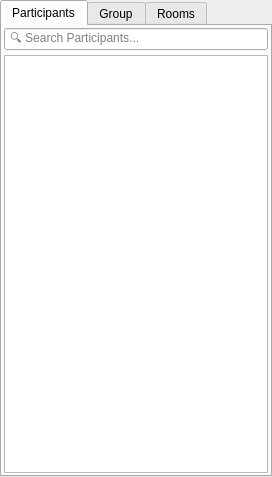
The window that src/window/ChatWindow/chatdialog.ui (poovarasanvasudevan/media-server-desktop) describes before a commit, drawn with Qt 5.
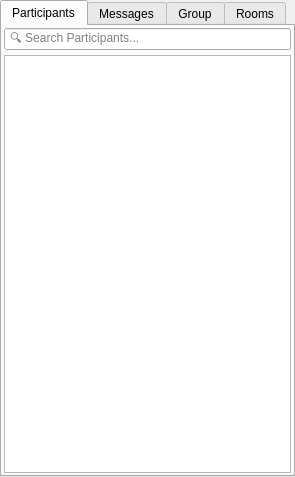
The same window after the commit. The open tabs and pages were chosen to show the change.

Commit message: static chat window fix

What changed in the file:
```diff
--- a/src/window/ChatWindow/chatdialog.ui
+++ b/src/window/ChatWindow/chatdialog.ui
@@ -6,7 +6,7 @@
    <rect>
     <x>0</x>
     <y>0</y>
-    <width>272</width>
+    <width>295</width>
     <height>477</height>
    </rect>
   </property>
@@ -101,6 +101,11 @@
        </item>
       </layout>
      </widget>
+     <widget class="QWidget" name="tab_4">
+      <attribute name="title">
+       <string>Messages</string>
+      </attribute>
+     </widget>
      <widget class="QWidget" name="tab_2">
       <attribute name="title">
        <string>Group</string>
```
Left out of the diff: 2 changed lines with no effect on the pictures. The commit also changes 5 other files.
